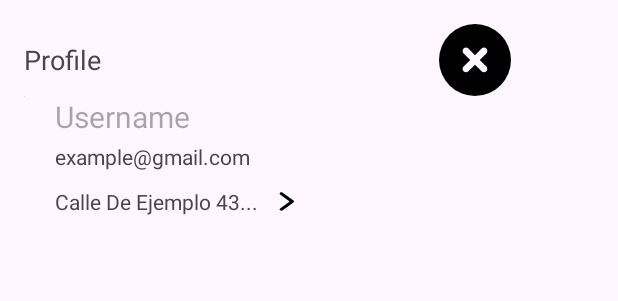
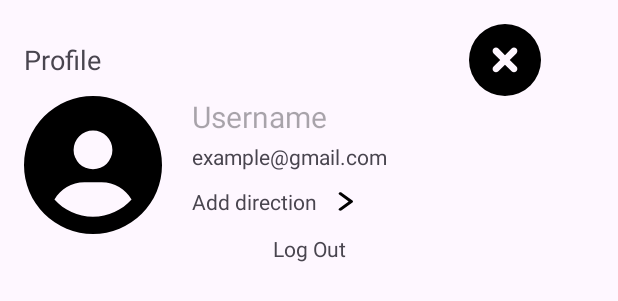
Before and after one commit to Hiromy24/AppPedidosAndroid, an Android app: the layout profile_sheet.xml on its own in the app's theme, with its tools: preview values and no code run, on a phone screen of 412 x 824 dp. Shown: the top 301 px of the screen. Run offline under Robolectric (Android 15) with nearby library versions, the light colour scheme and no system bars.

Commit message:
add: logout

```diff
--- a/app/build.gradle.kts
+++ b/app/build.gradle.kts
@@ -33,6 +33,8 @@ android {
 }
 
 dependencies {
+    implementation (libs.glide)
+    annotationProcessor (libs.compiler)
     implementation(libs.firebase.auth)
     implementation(platform(libs.firebase.bom))
     implementation(libs.firebase.analytics)
--- /dev/null
+++ b/app/src/main/res/layout/activity_register.xml
@@ -0,0 +1,6 @@
+<?xml version="1.0" encoding="utf-8"?>
+<androidx.constraintlayout.widget.ConstraintLayout xmlns:android="http://schemas.android.com/apk/res/android"
+             android:layout_width="match_parent"
+             android:layout_height="match_parent">
+
+</androidx.constraintlayout.widget.ConstraintLayout>
--- a/app/src/main/res/layout/profile_sheet.xml
+++ b/app/src/main/res/layout/profile_sheet.xml
@@ -15,8 +15,8 @@
 
         <TextView
             android:id="@+id/textView"
+            android:layout_width="wrap_content"
             android:layout_height="wrap_content"
-            android:layout_width="wrap_content"
             android:text="@string/profile"
             android:textSize="18sp" />
 
@@ -24,7 +24,7 @@
             android:id="@+id/closeButton"
             android:layout_width="48dp"
             android:layout_height="48dp"
-            android:layout_marginStart="225dp"
+            android:layout_marginStart="245dp"
             android:layout_weight="0"
             android:backgroundTint="#00FFFFFF"
             android:src="@drawable/circle_xmark_solid" />
@@ -36,26 +36,27 @@
         android:orientation="horizontal">
 
         <ImageView
-            android:id="@+id/imageView2"
-            android:layout_width="wrap_content"
-            android:layout_height="wrap_content"
-            tools:srcCompat="@tools:sample/avatars" />
+            android:id="@+id/profileImageView"
+            android:layout_width="92dp"
+            android:layout_height="92dp"
+            app:srcCompat="@drawable/circle_user"
+            tools:srcCompat="@drawable/circle_user" />
 
         <LinearLayout
+            android:layout_width="match_parent"
             android:layout_height="wrap_content"
-            android:layout_width="match_parent"
             android:layout_marginStart="20dp"
             android:orientation="vertical">
 
             <TextView
-                android:id="@+id/textView4"
+                android:id="@+id/usrTextView"
                 android:layout_width="match_parent"
                 android:layout_height="wrap_content"
                 android:hint="@string/username"
                 android:textSize="@dimen/h3" />
 
             <TextView
-                android:id="@+id/textView5"
+                android:id="@+id/emailProfileTextView"
                 android:layout_width="match_parent"
                 android:layout_height="wrap_content"
                 android:layout_marginTop="3dp"
@@ -73,7 +74,7 @@
                     android:layout_width="wrap_content"
                     android:layout_height="match_parent"
                     android:gravity="center"
-                    android:text="Calle De Ejemplo 43..." />
+                    android:text="Add direction" />
 
                 <ImageButton
                     android:id="@+id/imageButton2"
@@ -86,6 +87,13 @@
         </LinearLayout>
     </LinearLayout>
 
+    <TextView
+        android:id="@+id/signOutTextView"
+        android:layout_width="match_parent"
+        android:layout_height="wrap_content"
+        android:gravity="center"
+        android:text="@string/logout" />
+
     <LinearLayout
         android:layout_width="match_parent"
         android:layout_height="285dp"
--- a/app/src/main/res/values/strings.xml
+++ b/app/src/main/res/values/strings.xml
@@ -3,7 +3,7 @@
     <string name="prefs_file">com.example.apppedidosandroid.PREFERENCE_FILE_KEY</string>
     <string name="profile">Profile</string>
     <string name="notifications">Receive notifications</string>
-    <string name="logout">Logout</string>
+    <string name="logout">Log Out</string>
     <string name="login">Login</string>
     <string name="username">Username</string>
     <string name="email">Email</string>
--- a/gradle/libs.versions.toml
+++ b/gradle/libs.versions.toml
@@ -1,7 +1,9 @@
 [versions]
 agp = "8.8.0"
+compiler = "4.12.0"
 credentials = "1.3.0"
 firebaseBom = "33.9.0"
+glide = "4.12.0"
 junit = "4.13.2"
 junitVersion = "1.2.1"
 espressoCore = "3.6.1"
@@ -12,10 +14,12 @@ constraintlayout = "2.2.0"
 playServicesAuth = "21.3.0"
 
 [libraries]
+compiler = { module = "com.github.bumptech.glide:compiler", version.ref = "compiler" }
 credentials = { module = "androidx.credentials:credentials", version.ref = "credentials" }
 firebase-analytics = { module = "com.google.firebase:firebase-analytics" }
 firebase-auth = { module = "com.google.firebase:firebase-auth" }
 firebase-bom = { module = "com.google.firebase:firebase-bom", version.ref = "firebaseBom" }
+glide = { module = "com.github.bumptech.glide:glide", version.ref = "glide" }
 junit = { group = "junit", name = "junit", version.ref = "junit" }
 ext-junit = { group = "androidx.test.ext", name = "junit", version.ref = "junitVersion" }
 espresso-core = { group = "androidx.test.espresso", name = "espresso-core", version.ref = "espressoCore" }
```
Also changed, not shown: app/src/main/java/com/example/apppedidosandroid/LoginActivity.java (+21 -8 lines), app/src/main/java/com/example/apppedidosandroid/MainActivity.java (+8 -3 lines), app/src/main/java/com/example/apppedidosandroid/ProfileSheet.java (+34 -0 lines).
